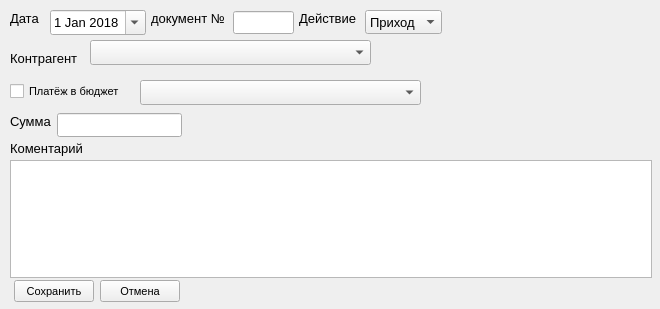
The window that faces/edit_bank_docs.ui (vanobl/counter) describes before a commit, drawn with Qt 5.
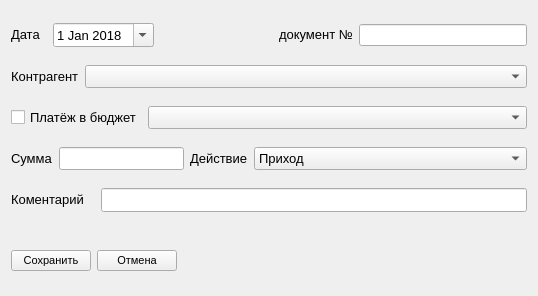
The same window after the commit.

Commit message: Добавил лайауты в форме

Patch:
```diff
--- a/faces/edit_bank_docs.ui
+++ b/faces/edit_bank_docs.ui
@@ -6,8 +6,8 @@
    <rect>
     <x>0</x>
     <y>0</y>
-    <width>660</width>
-    <height>309</height>
+    <width>538</width>
+    <height>296</height>
    </rect>
   </property>
   <property name="sizePolicy">
@@ -18,121 +18,22 @@
   </property>
   <property name="font">
    <font>
-    <pointsize>8</pointsize>
+    <pointsize>10</pointsize>
    </font>
   </property>
   <property name="windowTitle">
    <string>Form</string>
   </property>
-  <widget class="QTextEdit" name="comment_edit">
-   <property name="geometry">
-    <rect>
-     <x>10</x>
-     <y>160</y>
-     <width>642</width>
-     <height>118</height>
-    </rect>
-   </property>
-  </widget>
-  <widget class="QLabel" name="label_counterparties">
-   <property name="geometry">
-    <rect>
-     <x>10</x>
-     <y>50</y>
-     <width>71</width>
-     <height>16</height>
-    </rect>
-   </property>
-   <property name="font">
-    <font>
-     <pointsize>10</pointsize>
-    </font>
-   </property>
-   <property name="text">
-    <string>Контрагент</string>
-   </property>
-  </widget>
-  <widget class="QComboBox" name="combo_counterparties">
-   <property name="geometry">
-    <rect>
-     <x>90</x>
-     <y>40</y>
-     <width>281</width>
-     <height>25</height>
-    </rect>
-   </property>
-  </widget>
-  <widget class="QLabel" name="label_summ">
-   <property name="geometry">
-    <rect>
-     <x>10</x>
-     <y>113</y>
-     <width>41</width>
-     <height>16</height>
-    </rect>
-   </property>
-   <property name="font">
-    <font>
-     <pointsize>10</pointsize>
-    </font>
-   </property>
-   <property name="text">
-    <string>Сумма</string>
-   </property>
-  </widget>
-  <widget class="QLineEdit" name="summ_edit">
-   <property name="geometry">
-    <rect>
-     <x>57</x>
-     <y>113</y>
-     <width>125</width>
-     <height>24</height>
-    </rect>
-   </property>
-   <property name="sizePolicy">
-    <sizepolicy hsizetype="Expanding" vsizetype="Fixed">
-     <horstretch>0</horstretch>
-     <verstretch>0</verstretch>
-    </sizepolicy>
-   </property>
-   <property name="font">
-    <font>
-     <pointsize>10</pointsize>
-    </font>
-   </property>
-  </widget>
-  <widget class="QLabel" name="label_coment">
-   <property name="geometry">
-    <rect>
-     <x>10</x>
-     <y>140</y>
-     <width>85</width>
-     <height>16</height>
-    </rect>
-   </property>
-   <property name="sizePolicy">
-    <sizepolicy hsizetype="Preferred" vsizetype="Fixed">
-     <horstretch>0</horstretch>
-     <verstretch>0</verstretch>
-    </sizepolicy>
-   </property>
-   <property name="font">
-    <font>
-     <pointsize>10</pointsize>
-    </font>
-   </property>
-   <property name="text">
-    <string>Коментарий   </string>
-   </property>
-  </widget>
+  <layout class="QVBoxLayout" name="verticalLayout">
+   <item>
+    <layout class="QHBoxLayout" name="horizontalLayout_6">
+     <item>
   <widget class="QLabel" name="label_date">
-   <property name="geometry">
-    <rect>
-     <x>10</x>
-     <y>10</y>
-     <width>35</width>
-     <height>16</height>
-    </rect>
+       <property name="sizePolicy">
+        <sizepolicy hsizetype="Fixed" vsizetype="Fixed">
+         <horstretch>50</horstretch>
+         <verstretch>24</verstretch>
+        </sizepolicy>
    </property>
    <property name="font">
     <font>
@@ -143,19 +44,13 @@
     <string>Дата  </string>
    </property>
   </widget>
+     </item>
+     <item>
   <widget class="QDateEdit" name="date_edit">
-   <property name="geometry">
-    <rect>
-     <x>50</x>
-     <y>10</y>
-     <width>96</width>
-     <height>25</height>
-    </rect>
-   </property>
    <property name="sizePolicy">
-    <sizepolicy hsizetype="Minimum" vsizetype="Minimum">
-     <horstretch>0</horstretch>
-     <verstretch>0</verstretch>
+        <sizepolicy hsizetype="Fixed" vsizetype="Fixed">
+         <horstretch>110</horstretch>
+         <verstretch>24</verstretch>
     </sizepolicy>
    </property>
    <property name="minimumSize">
@@ -180,14 +75,30 @@
     </date>
    </property>
   </widget>
+     </item>
+     <item>
+      <spacer name="horizontalSpacer_2">
+       <property name="orientation">
+        <enum>Qt::Horizontal</enum>
+       </property>
+       <property name="sizeType">
+        <enum>QSizePolicy::Preferred</enum>
+       </property>
+       <property name="sizeHint" stdset="0">
+        <size>
+         <width>119</width>
+         <height>20</height>
+        </size>
+       </property>
+      </spacer>
+     </item>
+     <item>
   <widget class="QLabel" name="label_number_doc">
-   <property name="geometry">
-    <rect>
-     <x>151</x>
-     <y>10</y>
-     <width>77</width>
-     <height>16</height>
-    </rect>
+       <property name="sizePolicy">
+        <sizepolicy hsizetype="Fixed" vsizetype="Fixed">
+         <horstretch>100</horstretch>
+         <verstretch>24</verstretch>
+        </sizepolicy>
    </property>
    <property name="font">
     <font>
@@ -198,14 +109,14 @@
     <string>документ №</string>
    </property>
   </widget>
+     </item>
+     <item>
   <widget class="QLineEdit" name="number_doc_edit">
-   <property name="geometry">
-    <rect>
-     <x>233</x>
-     <y>11</y>
-     <width>61</width>
-     <height>23</height>
-    </rect>
+       <property name="sizePolicy">
+        <sizepolicy hsizetype="Preferred" vsizetype="Fixed">
+         <horstretch>40</horstretch>
+         <verstretch>24</verstretch>
+        </sizepolicy>
    </property>
    <property name="font">
     <font>
@@ -213,14 +124,103 @@
     </font>
    </property>
   </widget>
+     </item>
+    </layout>
+   </item>
+   <item>
+    <layout class="QHBoxLayout" name="horizontalLayout_5">
+     <item>
+      <widget class="QLabel" name="label_counterparties">
+       <property name="sizePolicy">
+        <sizepolicy hsizetype="Fixed" vsizetype="Fixed">
+         <horstretch>100</horstretch>
+         <verstretch>24</verstretch>
+        </sizepolicy>
+       </property>
+       <property name="font">
+        <font>
+         <pointsize>10</pointsize>
+        </font>
+       </property>
+       <property name="text">
+        <string>Контрагент</string>
+       </property>
+      </widget>
+     </item>
+     <item>
+      <widget class="QComboBox" name="combo_counterparties"/>
+     </item>
+    </layout>
+   </item>
+   <item>
+    <layout class="QHBoxLayout" name="horizontalLayout_4">
+     <item>
+      <widget class="QCheckBox" name="check_byudget">
+       <property name="sizePolicy">
+        <sizepolicy hsizetype="Fixed" vsizetype="Fixed">
+         <horstretch>170</horstretch>
+         <verstretch>24</verstretch>
+        </sizepolicy>
+       </property>
+       <property name="text">
+        <string>Платёж в бюджет</string>
+       </property>
+       <property name="tristate">
+        <bool>false</bool>
+       </property>
+      </widget>
+     </item>
+     <item>
+      <widget class="QComboBox" name="combo_byudget">
+       <property name="editable">
+        <bool>false</bool>
+       </property>
+      </widget>
+     </item>
+    </layout>
+   </item>
+   <item>
+    <layout class="QHBoxLayout" name="horizontalLayout_3">
+     <item>
+      <widget class="QLabel" name="label_summ">
+       <property name="sizePolicy">
+        <sizepolicy hsizetype="Fixed" vsizetype="Fixed">
+         <horstretch>62</horstretch>
+         <verstretch>24</verstretch>
+        </sizepolicy>
+       </property>
+       <property name="font">
+        <font>
+         <pointsize>10</pointsize>
+        </font>
+       </property>
+       <property name="text">
+        <string>Сумма</string>
+       </property>
+      </widget>
+     </item>
+     <item>
+      <widget class="QLineEdit" name="summ_edit">
+       <property name="sizePolicy">
+        <sizepolicy hsizetype="Fixed" vsizetype="Fixed">
+         <horstretch>125</horstretch>
+         <verstretch>24</verstretch>
+        </sizepolicy>
+       </property>
+       <property name="font">
+        <font>
+         <pointsize>10</pointsize>
+        </font>
+       </property>
+      </widget>
+     </item>
+     <item>
   <widget class="QLabel" name="label_action">
-   <property name="geometry">
-    <rect>
-     <x>299</x>
-     <y>10</y>
-     <width>59</width>
-     <height>16</height>
-    </rect>
+       <property name="sizePolicy">
+        <sizepolicy hsizetype="Fixed" vsizetype="Fixed">
+         <horstretch>80</horstretch>
+         <verstretch>24</verstretch>
+        </sizepolicy>
    </property>
    <property name="font">
     <font>
@@ -231,17 +231,17 @@
     <string>Действие</string>
    </property>
   </widget>
+     </item>
+     <item>
   <widget class="QComboBox" name="cmbox_action">
    <property name="enabled">
     <bool>true</bool>
    </property>
-   <property name="geometry">
-    <rect>
-     <x>365</x>
-     <y>10</y>
-     <width>77</width>
-     <height>24</height>
-    </rect>
+       <property name="sizePolicy">
+        <sizepolicy hsizetype="Preferred" vsizetype="Fixed">
+         <horstretch>0</horstretch>
+         <verstretch>24</verstretch>
+        </sizepolicy>
    </property>
    <property name="font">
     <font>
@@ -268,15 +268,72 @@
     </property>
    </item>
   </widget>
+     </item>
+    </layout>
+   </item>
+   <item>
+    <layout class="QHBoxLayout" name="horizontalLayout_2">
+     <item>
+      <widget class="QLabel" name="label_coment">
+       <property name="sizePolicy">
+        <sizepolicy hsizetype="Fixed" vsizetype="Fixed">
+         <horstretch>110</horstretch>
+         <verstretch>22</verstretch>
+        </sizepolicy>
+       </property>
+       <property name="font">
+        <font>
+         <pointsize>10</pointsize>
+        </font>
+       </property>
+       <property name="text">
+        <string>Коментарий   </string>
+       </property>
+      </widget>
+     </item>
+     <item>
+      <widget class="QLineEdit" name="comment_edit">
+       <property name="sizePolicy">
+        <sizepolicy hsizetype="Preferred" vsizetype="Fixed">
+         <horstretch>0</horstretch>
+         <verstretch>24</verstretch>
+        </sizepolicy>
+       </property>
+       <property name="minimumSize">
+        <size>
+         <width>0</width>
+         <height>24</height>
+        </size>
+       </property>
+       <property name="font">
+        <font>
+         <pointsize>10</pointsize>
+        </font>
+       </property>
+      </widget>
+     </item>
+    </layout>
+   </item>
+   <item>
+    <spacer name="verticalSpacer">
+     <property name="orientation">
+      <enum>Qt::Vertical</enum>
+     </property>
+     <property name="sizeType">
+      <enum>QSizePolicy::Preferred</enum>
+     </property>
+     <property name="sizeHint" stdset="0">
+      <size>
+       <width>20</width>
+       <height>20</height>
+      </size>
+     </property>
+    </spacer>
+   </item>
+   <item>
+    <layout class="QHBoxLayout" name="horizontalLayout">
+     <item>
   <widget class="QPushButton" name="btn_action">
-   <property name="geometry">
-    <rect>
-     <x>14</x>
-     <y>280</y>
-     <width>80</width>
-     <height>22</height>
-    </rect>
-   </property>
    <property name="font">
     <font>
      <pointsize>8</pointsize>
@@ -286,45 +343,35 @@
     <string>Сохранить</string>
    </property>
   </widget>
+     </item>
+     <item>
   <widget class="QPushButton" name="btn_exit">
-   <property name="geometry">
-    <rect>
-     <x>100</x>
-     <y>280</y>
-     <width>80</width>
-     <height>22</height>
-    </rect>
+       <property name="font">
+        <font>
+         <pointsize>8</pointsize>
+        </font>
    </property>
    <property name="text">
     <string>Отмена</string>
    </property>
   </widget>
-  <widget class="QCheckBox" name="check_byudget">
-   <property name="geometry">
-    <rect>
-     <x>10</x>
-     <y>80</y>
-     <width>121</width>
-     <height>23</height>
-    </rect>
-   </property>
-   <property name="text">
-    <string>Платёж в бюджет</string>
-   </property>
-  </widget>
-  <widget class="QComboBox" name="combo_byudget">
-   <property name="geometry">
-    <rect>
-     <x>140</x>
-     <y>80</y>
-     <width>281</width>
-     <height>25</height>
-    </rect>
-   </property>
-   <property name="editable">
-    <bool>false</bool>
-   </property>
-  </widget>
+     </item>
+     <item>
+      <spacer name="horizontalSpacer">
+       <property name="orientation">
+        <enum>Qt::Horizontal</enum>
+       </property>
+       <property name="sizeHint" stdset="0">
+        <size>
+         <width>40</width>
+         <height>20</height>
+        </size>
+       </property>
+      </spacer>
+     </item>
+    </layout>
+   </item>
+  </layout>
  </widget>
  <resources/>
  <connections/>
```
Lines whose indentation alone changed are shown as unchanged.
